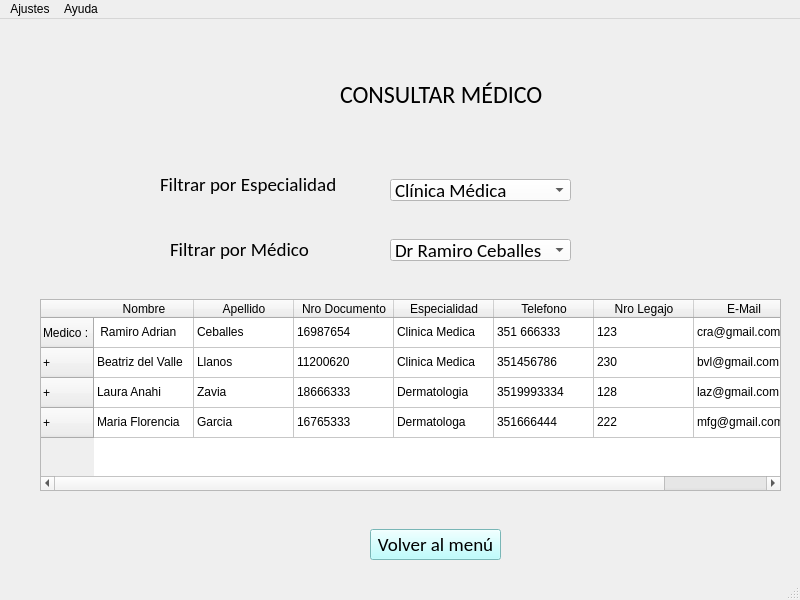
florgarciazavia/Clinica-UI, file ui/medico/consultar_medico.ui: the form before one commit.
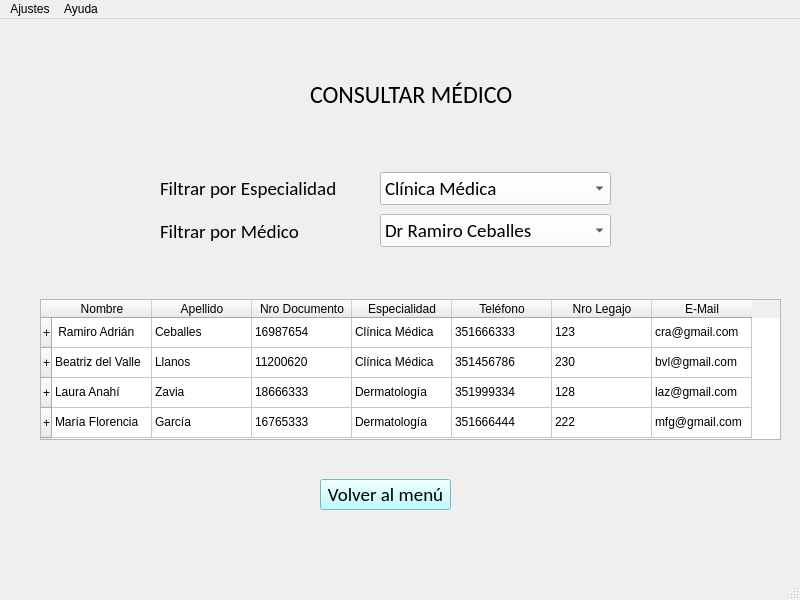
The form after the commit.

```diff
--- a/ui/medico/consultar_medico.ui
+++ b/ui/medico/consultar_medico.ui
@@ -17,7 +17,7 @@
    <widget class="QLabel" name="label">
     <property name="geometry">
      <rect>
-      <x>340</x>
+      <x>310</x>
       <y>60</y>
       <width>221</width>
       <height>31</height>
@@ -33,159 +33,18 @@
      <string>CONSULTAR MÉDICO</string>
     </property>
    </widget>
-   <widget class="QLabel" name="label_2">
-    <property name="geometry">
-     <rect>
-      <x>160</x>
-      <y>150</y>
-      <width>181</width>
-      <height>31</height>
-     </rect>
-    </property>
-    <property name="font">
-     <font>
-      <family>Calibri</family>
-      <pointsize>14</pointsize>
-     </font>
-    </property>
-    <property name="text">
-     <string>Filtrar por Especialidad</string>
-    </property>
-   </widget>
-   <widget class="QComboBox" name="comboBox">
-    <property name="geometry">
-     <rect>
-      <x>390</x>
-      <y>160</y>
-      <width>181</width>
-      <height>22</height>
-     </rect>
-    </property>
-    <property name="font">
-     <font>
-      <family>Calibri</family>
-      <pointsize>14</pointsize>
-     </font>
-    </property>
-    <property name="styleSheet">
-     <string notr="true">background-color: rgb(255, 255, 255);</string>
-    </property>
-    <item>
-     <property name="text">
-      <string>Clínica Médica</string>
-     </property>
-    </item>
-    <item>
-     <property name="text">
-      <string>Traumatología</string>
-     </property>
-    </item>
-    <item>
-     <property name="text">
-      <string>Dermatología</string>
-     </property>
-    </item>
-    <item>
-     <property name="text">
-      <string>Pediatría General</string>
-     </property>
-    </item>
-    <item>
-     <property name="text">
-      <string>Ginecología</string>
-     </property>
-    </item>
-   </widget>
-   <widget class="QLabel" name="label_3">
-    <property name="geometry">
-     <rect>
-      <x>170</x>
-      <y>220</y>
-      <width>151</width>
-      <height>20</height>
-     </rect>
-    </property>
-    <property name="font">
-     <font>
-      <family>Calibri</family>
-      <pointsize>14</pointsize>
-     </font>
-    </property>
-    <property name="text">
-     <string>Filtrar por Médico</string>
-    </property>
-   </widget>
-   <widget class="QComboBox" name="comboBox_2">
-    <property name="geometry">
-     <rect>
-      <x>390</x>
-      <y>220</y>
-      <width>181</width>
-      <height>22</height>
-     </rect>
-    </property>
-    <property name="font">
-     <font>
-      <family>Calibri</family>
-      <pointsize>14</pointsize>
-     </font>
-    </property>
-    <property name="styleSheet">
-     <string notr="true">background-color: rgb(255, 255, 255);</string>
-    </property>
-    <item>
-     <property name="text">
-      <string>Dr Ramiro Ceballes</string>
-     </property>
-    </item>
-    <item>
-     <property name="text">
-      <string>Dra Beatriz LLanos</string>
-     </property>
-    </item>
-    <item>
-     <property name="text">
-      <string>Dra Laura Zavia</string>
-     </property>
-    </item>
-    <item>
-     <property name="text">
-      <string>Dra Florencia Garcia</string>
-     </property>
-    </item>
-    <item>
-     <property name="text">
-      <string>Dra Maria Cabrera</string>
-     </property>
-    </item>
-    <item>
-     <property name="text">
-      <string>Dra Alejandra Carranza</string>
-     </property>
-    </item>
-    <item>
-     <property name="text">
-      <string>Dr Juan Perez</string>
-     </property>
-    </item>
-    <item>
-     <property name="text">
-      <string>Dr Jose Gonzalez</string>
-     </property>
-    </item>
-   </widget>
    <widget class="QTableWidget" name="tableWidget">
     <property name="geometry">
      <rect>
       <x>40</x>
       <y>280</y>
       <width>741</width>
-      <height>192</height>
+      <height>141</height>
      </rect>
     </property>
     <row>
      <property name="text">
-      <string>Medico :</string>
+      <string>+</string>
      </property>
     </row>
     <row>
@@ -225,7 +84,7 @@
     </column>
     <column>
      <property name="text">
-      <string>Telefono</string>
+      <string>Teléfono</string>
      </property>
     </column>
     <column>
@@ -240,7 +99,7 @@
     </column>
     <item row="0" column="0">
      <property name="text">
-      <string> Ramiro Adrian</string>
+      <string> Ramiro Adrián</string>
      </property>
     </item>
     <item row="0" column="1">
@@ -255,12 +114,12 @@
     </item>
     <item row="0" column="3">
      <property name="text">
-      <string>Clinica Medica</string>
+      <string>Clínica Médica</string>
      </property>
     </item>
     <item row="0" column="4">
      <property name="text">
-      <string>351 666333</string>
+      <string>351666333</string>
      </property>
     </item>
     <item row="0" column="5">
@@ -290,7 +149,7 @@
     </item>
     <item row="1" column="3">
      <property name="text">
-      <string>Clinica Medica</string>
+      <string>Clínica Médica</string>
      </property>
     </item>
     <item row="1" column="4">
@@ -310,7 +169,7 @@
     </item>
     <item row="2" column="0">
      <property name="text">
-      <string>Laura Anahi</string>
+      <string>Laura Anahí</string>
      </property>
     </item>
     <item row="2" column="1">
@@ -325,12 +184,12 @@
     </item>
     <item row="2" column="3">
      <property name="text">
-      <string>Dermatologia</string>
+      <string>Dermatología</string>
      </property>
     </item>
     <item row="2" column="4">
      <property name="text">
-      <string>3519993334</string>
+      <string>351999334</string>
      </property>
     </item>
     <item row="2" column="5">
@@ -345,12 +204,12 @@
     </item>
     <item row="3" column="0">
      <property name="text">
-      <string>Maria Florencia</string>
+      <string>María Florencia</string>
      </property>
     </item>
     <item row="3" column="1">
      <property name="text">
-      <string>Garcia</string>
+      <string>García</string>
      </property>
     </item>
     <item row="3" column="2">
@@ -360,7 +219,7 @@
     </item>
     <item row="3" column="3">
      <property name="text">
-      <string>Dermatologa</string>
+      <string>Dermatología</string>
      </property>
     </item>
     <item row="3" column="4">
@@ -382,8 +241,8 @@
    <widget class="QPushButton" name="pushButton">
     <property name="geometry">
      <rect>
-      <x>370</x>
-      <y>510</y>
+      <x>320</x>
+      <y>460</y>
       <width>131</width>
       <height>31</height>
      </rect>
@@ -401,6 +260,147 @@
      <string>Volver al menú</string>
     </property>
    </widget>
+   <widget class="QWidget" name="">
+    <property name="geometry">
+     <rect>
+      <x>160</x>
+      <y>150</y>
+      <width>191</width>
+      <height>81</height>
+     </rect>
+    </property>
+    <layout class="QGridLayout" name="gridLayout">
+     <item row="0" column="0">
+      <widget class="QLabel" name="label_2">
+       <property name="font">
+        <font>
+         <family>Calibri</family>
+         <pointsize>14</pointsize>
+        </font>
+       </property>
+       <property name="text">
+        <string>Filtrar por Especialidad</string>
+       </property>
+      </widget>
+     </item>
+     <item row="1" column="0">
+      <widget class="QLabel" name="label_3">
+       <property name="font">
+        <font>
+         <family>Calibri</family>
+         <pointsize>14</pointsize>
+        </font>
+       </property>
+       <property name="text">
+        <string>Filtrar por Médico</string>
+       </property>
+      </widget>
+     </item>
+    </layout>
+   </widget>
+   <widget class="QWidget" name="">
+    <property name="geometry">
+     <rect>
+      <x>380</x>
+      <y>150</y>
+      <width>231</width>
+      <height>81</height>
+     </rect>
+    </property>
+    <layout class="QGridLayout" name="gridLayout_2">
+     <item row="0" column="0">
+      <widget class="QComboBox" name="comboBox">
+       <property name="font">
+        <font>
+         <family>Calibri</family>
+         <pointsize>14</pointsize>
+        </font>
+       </property>
+       <property name="styleSheet">
+        <string notr="true">background-color: rgb(255, 255, 255);</string>
+       </property>
+       <item>
+        <property name="text">
+         <string>Clínica Médica</string>
+        </property>
+       </item>
+       <item>
+        <property name="text">
+         <string>Traumatología</string>
+        </property>
+       </item>
+       <item>
+        <property name="text">
+         <string>Dermatología</string>
+        </property>
+       </item>
+       <item>
+        <property name="text">
+         <string>Pediatría General</string>
+        </property>
+       </item>
+       <item>
+        <property name="text">
+         <string>Ginecología</string>
+        </property>
+       </item>
+      </widget>
+     </item>
+     <item row="1" column="0">
+      <widget class="QComboBox" name="comboBox_2">
+       <property name="font">
+        <font>
+         <family>Calibri</family>
+         <pointsize>14</pointsize>
+        </font>
+       </property>
+       <property name="styleSheet">
+        <string notr="true">background-color: rgb(255, 255, 255);</string>
+       </property>
+       <item>
+        <property name="text">
+         <string>Dr Ramiro Ceballes</string>
+        </property>
+       </item>
+       <item>
+        <property name="text">
+         <string>Dra Beatriz LLanos</string>
+        </property>
+       </item>
+       <item>
+        <property name="text">
+         <string>Dra Laura Zavia</string>
+        </property>
+       </item>
+       <item>
+        <property name="text">
+         <string>Dra Florencia García</string>
+        </property>
+       </item>
+       <item>
+        <property name="text">
+         <string>Dra María Cabrera</string>
+        </property>
+       </item>
+       <item>
+        <property name="text">
+         <string>Dra Alejandra Carranza</string>
+        </property>
+       </item>
+       <item>
+        <property name="text">
+         <string>Dr Juan Perez</string>
+        </property>
+       </item>
+       <item>
+        <property name="text">
+         <string>Dr Jose Gonzalez</string>
+        </property>
+       </item>
+      </widget>
+     </item>
+    </layout>
+   </widget>
   </widget>
   <widget class="QMenuBar" name="menubar">
    <property name="geometry">
```
